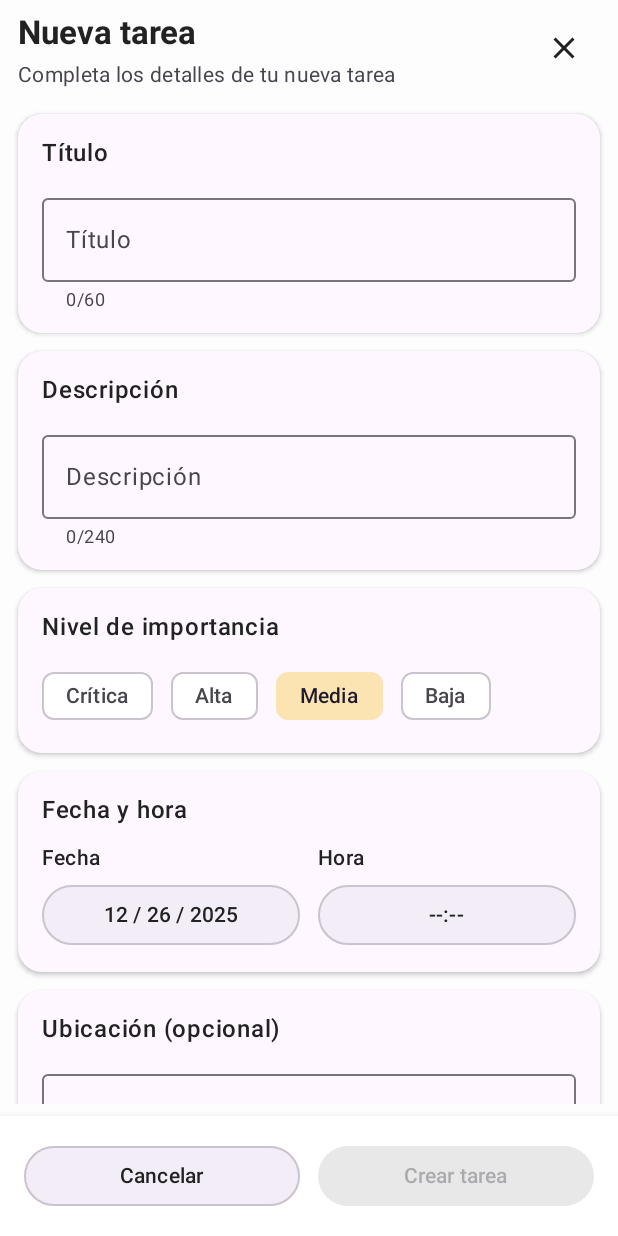
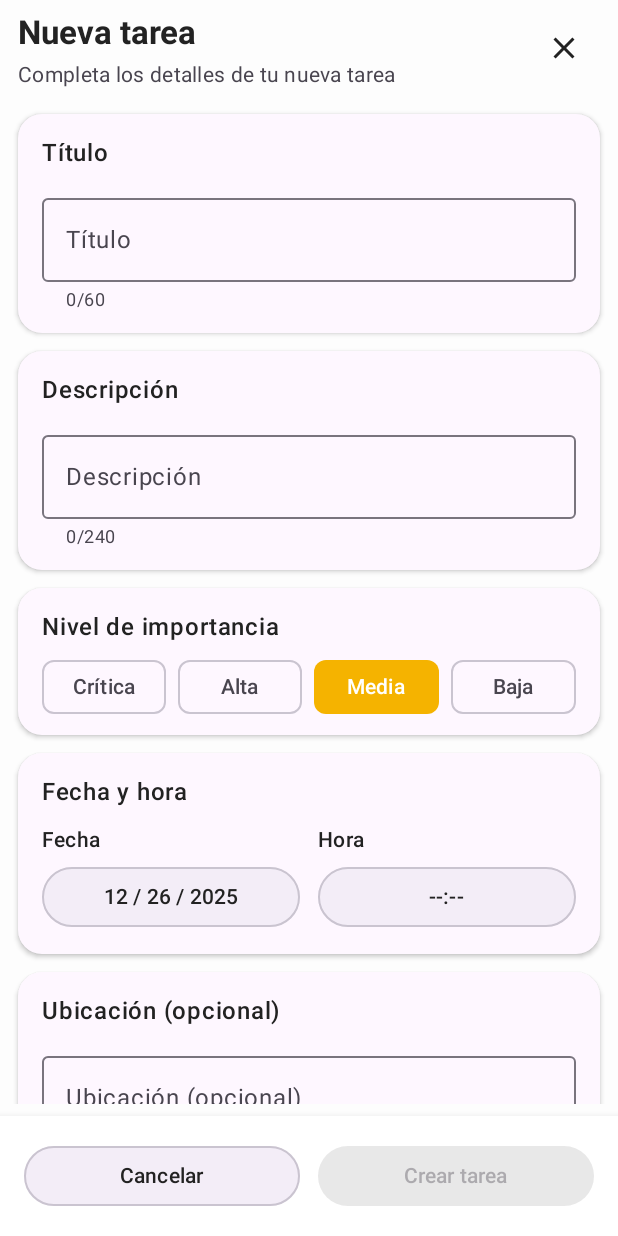
Before and after one commit to Diegomez15/task-it, an Android app built with Jetpack Compose: the TaskFormScreen screen opened through its navigation route, on a phone screen of 412 x 824 dp. Run offline under Robolectric (Android 15) with nearby library versions, the phone set to English and light mode, and no system bars; our stand-ins replace Room's generated code.

Commit message:
Chip fixes

```diff
--- a/app/src/main/java/com/example/task_it/presentation/components/PriorityChip.kt
+++ b/app/src/main/java/com/example/task_it/presentation/components/PriorityChip.kt
@@ -1,9 +1,15 @@
 package com.example.task_it.presentation.components
 
 
+import androidx.compose.foundation.layout.Box
+import androidx.compose.foundation.layout.fillMaxWidth
+import androidx.compose.foundation.layout.height
 import androidx.compose.material3.*
 import androidx.compose.runtime.Composable
+import androidx.compose.ui.Alignment
 import androidx.compose.ui.Modifier
+import androidx.compose.ui.focus.focusModifier
+import androidx.compose.ui.unit.dp
 
 @Composable
 fun PriorityChip(
@@ -15,11 +21,20 @@ fun PriorityChip(
     FilterChip(
         selected = selected,
         onClick = onClick,
-        modifier = modifier,
-        label = { Text(label) },
+        modifier = modifier.height(36.dp),
+        label = {
+            Box(
+                modifier = Modifier.fillMaxWidth(),
+                contentAlignment = Alignment.Center
+            ) {
+                Text(text = label)
+            }
+        },
         colors = FilterChipDefaults.filterChipColors(
-            selectedContainerColor = MaterialTheme.colorScheme.primary.copy(alpha = 0.3f),
-            containerColor = MaterialTheme.colorScheme.surface
+            selectedContainerColor = MaterialTheme.colorScheme.primary,
+            containerColor = MaterialTheme.colorScheme.surfaceBright,
+            selectedLabelColor = MaterialTheme.colorScheme.onPrimary,
+            labelColor = MaterialTheme.colorScheme.onSurfaceVariant
         )
     )
 }
--- a/app/src/main/java/com/example/task_it/presentation/tasks/form/TaskFormScreen.kt
+++ b/app/src/main/java/com/example/task_it/presentation/tasks/form/TaskFormScreen.kt
@@ -320,27 +320,31 @@ private fun PriorityRow(
 ) {
     Row(
         modifier = Modifier.fillMaxWidth(),
-        horizontalArrangement = Arrangement.spacedBy(12.dp)
+        horizontalArrangement = Arrangement.spacedBy(8.dp)
     ) {
         PriorityChip(
             label = "Crítica",
             selected = selected == TaskPriority.CRITICA,
-            onClick = { onPrioritySelected(TaskPriority.CRITICA) }
+            onClick = { onPrioritySelected(TaskPriority.CRITICA) },
+            modifier = Modifier.weight(1f)
         )
         PriorityChip(
             label = "Alta",
             selected = selected == TaskPriority.ALTA,
-            onClick = { onPrioritySelected(TaskPriority.ALTA) }
+            onClick = { onPrioritySelected(TaskPriority.ALTA) },
+            modifier = Modifier.weight(1f)
         )
         PriorityChip(
             label = "Media",
             selected = selected == TaskPriority.MEDIA,
-            onClick = { onPrioritySelected(TaskPriority.MEDIA) }
+            onClick = { onPrioritySelected(TaskPriority.MEDIA) },
+            modifier = Modifier.weight(1f)
         )
         PriorityChip(
             label = "Baja",
             selected = selected == TaskPriority.BAJA,
-            onClick = { onPrioritySelected(TaskPriority.BAJA) }
+            onClick = { onPrioritySelected(TaskPriority.BAJA) },
+            modifier = Modifier.weight(1f)
         )
     }
 }
```
Also changed, not shown: app/src/main/java/com/example/task_it/presentation/tasks/list/TaskListScreen.kt (+12 -7 lines).
